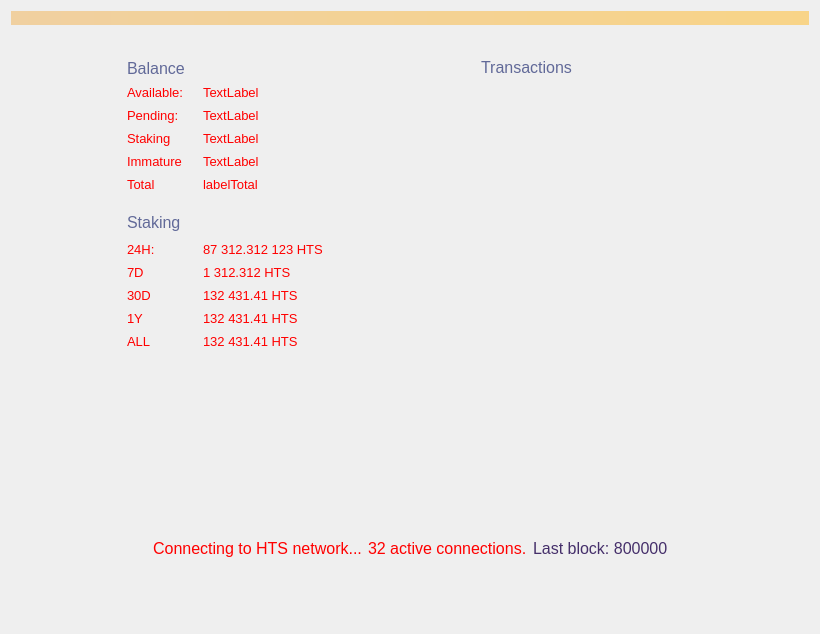
Qt form src/qt/forms/overviewpage.ui (MCLXI/HTS) before a commit.
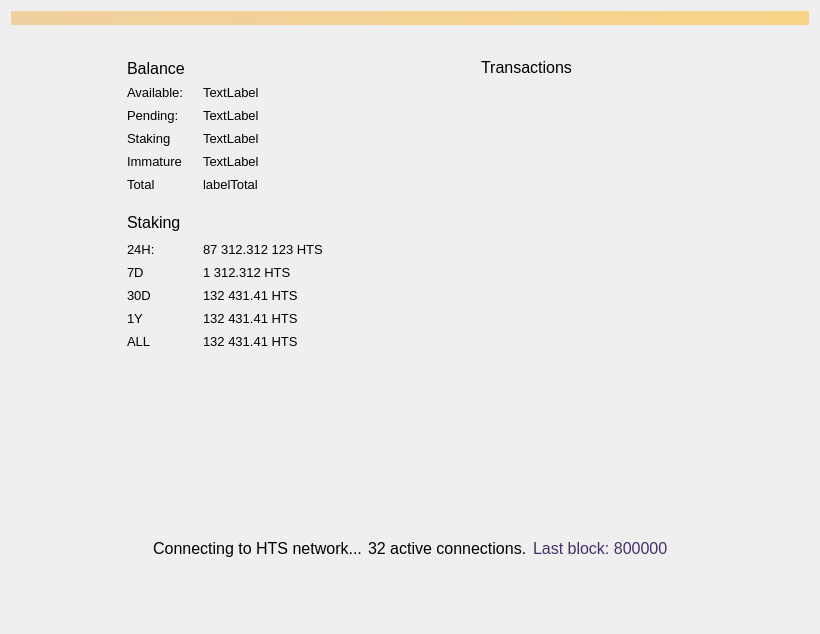
The same form after that commit. Custom widgets are drawn as their Qt base class.

The edit to the form file:
```diff
--- a/src/qt/forms/overviewpage.ui
+++ b/src/qt/forms/overviewpage.ui
@@ -118,7 +118,7 @@
             </font>
            </property>
            <property name="styleSheet">
-            <string notr="true">color: #616998; text-transform: uppercase; font-size: 16px</string>
+            <string notr="true">color: #000000; text-transform: uppercase; font-size: 16px</string>
            </property>
            <property name="text">
             <string>Balance</string>
@@ -223,7 +223,7 @@
               </font>
              </property>
              <property name="styleSheet">
-              <string notr="true">color: #ff0000</string>
+              <string notr="true">color: #000000</string>
              </property>
              <property name="text">
               <string>Available:</string>
@@ -244,7 +244,7 @@
               </font>
              </property>
              <property name="styleSheet">
-              <string notr="true">color: #ff0000</string>
+              <string notr="true">color: #000000</string>
              </property>
              <property name="text">
               <string>TextLabel</string>
@@ -283,7 +283,7 @@
               </font>
              </property>
              <property name="styleSheet">
-              <string notr="true">color: #ff0000</string>
+              <string notr="true">color: #000000</string>
              </property>
              <property name="text">
               <string>Pending:</string>
@@ -304,7 +304,7 @@
               </font>
              </property>
              <property name="styleSheet">
-              <string notr="true">color: #ff0000</string>
+              <string notr="true">color: #000000</string>
              </property>
              <property name="text">
               <string>TextLabel</string>
@@ -343,7 +343,7 @@
               </font>
              </property>
              <property name="styleSheet">
-              <string notr="true">color: #ff0000</string>
+              <string notr="true">color: #000000</string>
              </property>
              <property name="text">
               <string>Immature</string>
@@ -364,7 +364,7 @@
               </font>
              </property>
              <property name="styleSheet">
-              <string notr="true">color: #ff0000</string>
+              <string notr="true">color: #000000</string>
              </property>
              <property name="text">
               <string>TextLabel</string>
@@ -403,7 +403,7 @@
               </font>
              </property>
              <property name="styleSheet">
-              <string notr="true">color: #ff0000</string>
+              <string notr="true">color: #000000</string>
              </property>
              <property name="text">
               <string>Total</string>
@@ -424,7 +424,7 @@
               </font>
              </property>
              <property name="styleSheet">
-              <string notr="true">color: #ff0000</string>
+              <string notr="true">color: #000000</string>
              </property>
              <property name="text">
               <string>labelTotal</string>
@@ -445,7 +445,7 @@
               </font>
              </property>
              <property name="styleSheet">
-              <string notr="true">color: #ff0000</string>
+              <string notr="true">color: #000000</string>
              </property>
              <property name="text">
               <string>TextLabel</string>
@@ -484,7 +484,7 @@
               </font>
              </property>
              <property name="styleSheet">
-              <string notr="true">color: #ff0000</string>
+              <string notr="true">color: #000000</string>
              </property>
              <property name="text">
               <string>Staking</string>
@@ -540,7 +540,7 @@
             </font>
            </property>
            <property name="styleSheet">
-            <string notr="true">color: #616998; text-transform: uppercase; font-size: 16px</string>
+            <string notr="true">color: #000000; text-transform: uppercase; font-size: 16px</string>
            </property>
            <property name="text">
             <string>Staking</string>
@@ -639,7 +639,7 @@
               </font>
              </property>
              <property name="styleSheet">
-              <string notr="true">color: #ff0000</string>
+              <string notr="true">color: #000000</string>
              </property>
              <property name="text">
               <string>24H:</string>
@@ -661,7 +661,7 @@
               </font>
              </property>
              <property name="styleSheet">
-              <string notr="true">color: #ff0000</string>
+              <string notr="true">color: #000000</string>
              </property>
              <property name="text">
               <string>87 312.312 123 HTS</string>
@@ -701,7 +701,7 @@
               </font>
              </property>
              <property name="styleSheet">
-              <string notr="true">color: #ff0000</string>
+              <string notr="true">color: #000000</string>
              </property>
              <property name="text">
               <string>7D</string>
@@ -723,7 +723,7 @@
               </font>
              </property>
              <property name="styleSheet">
-              <string notr="true">color: #ff0000</string>
+              <string notr="true">color: #000000</string>
              </property>
              <property name="text">
               <string>1 312.312 HTS</string>
@@ -745,7 +745,7 @@
               </font>
              </property>
              <property name="styleSheet">
-              <string notr="true">color: #ff0000</string>
+              <string notr="true">color: #000000</string>
              </property>
              <property name="text">
               <string>132 431.41 HTS</string>
@@ -785,7 +785,7 @@
               </font>
              </property>
              <property name="styleSheet">
-              <string notr="true">color: #ff0000</string>
+              <string notr="true">color: #000000</string>
              </property>
              <property name="text">
               <string>30D</string>
@@ -825,7 +825,7 @@
               </font>
              </property>
              <property name="styleSheet">
-              <string notr="true">color: #ff0000</string>
+              <string notr="true">color: #000000</string>
              </property>
              <property name="text">
               <string>1Y</string>
@@ -847,7 +847,7 @@
               </font>
              </property>
              <property name="styleSheet">
-              <string notr="true">color: #ff0000</string>
+              <string notr="true">color: #000000</string>
              </property>
              <property name="text">
               <string>132 431.41 HTS</string>
@@ -887,7 +887,7 @@
               </font>
              </property>
              <property name="styleSheet">
-              <string notr="true">color: #ff0000</string>
+              <string notr="true">color: #000000</string>
              </property>
              <property name="text">
               <string>ALL</string>
@@ -909,7 +909,7 @@
               </font>
              </property>
              <property name="styleSheet">
-              <string notr="true">color: #ff0000</string>
+              <string notr="true">color: #000000</string>
              </property>
              <property name="text">
               <string>132 431.41 HTS</string>
@@ -1067,7 +1067,7 @@
               </font>
              </property>
              <property name="styleSheet">
-              <string notr="true">color: #616998; text-transform: uppercase; font-size: 16px;</string>
+              <string notr="true">color: #000000; text-transform: uppercase; font-size: 16px;</string>
              </property>
              <property name="text">
               <string>Transactions</string>
@@ -1172,7 +1172,7 @@
         </font>
        </property>
        <property name="styleSheet">
-        <string notr="true">color: #ff0000</string>
+        <string notr="true">color: #000000</string>
        </property>
        <property name="text">
         <string>Connecting to HTS network...</string>
@@ -1199,7 +1199,7 @@
         <bool>false</bool>
        </property>
        <property name="styleSheet">
-        <string notr="true">color: #ff0000</string>
+        <string notr="true">color: #000000</string>
        </property>
        <property name="text">
         <string>32 active connections.</string>
```
Left out of the diff: 4 changed lines with no effect on the pictures.
